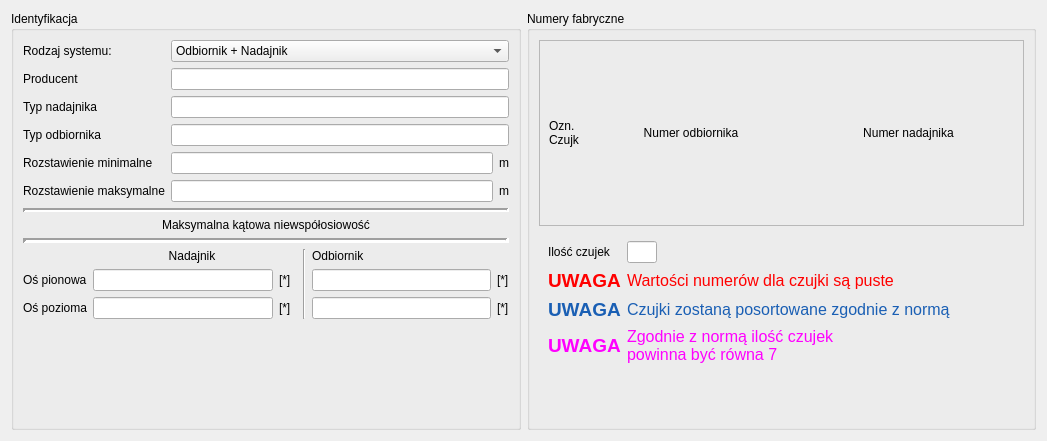
First picture: the form in CzujkiLinioweApp/parametrybadaniaczujkidlg.ui, repository wiacekmarcin/CzujkiLiniowe, before the edit.
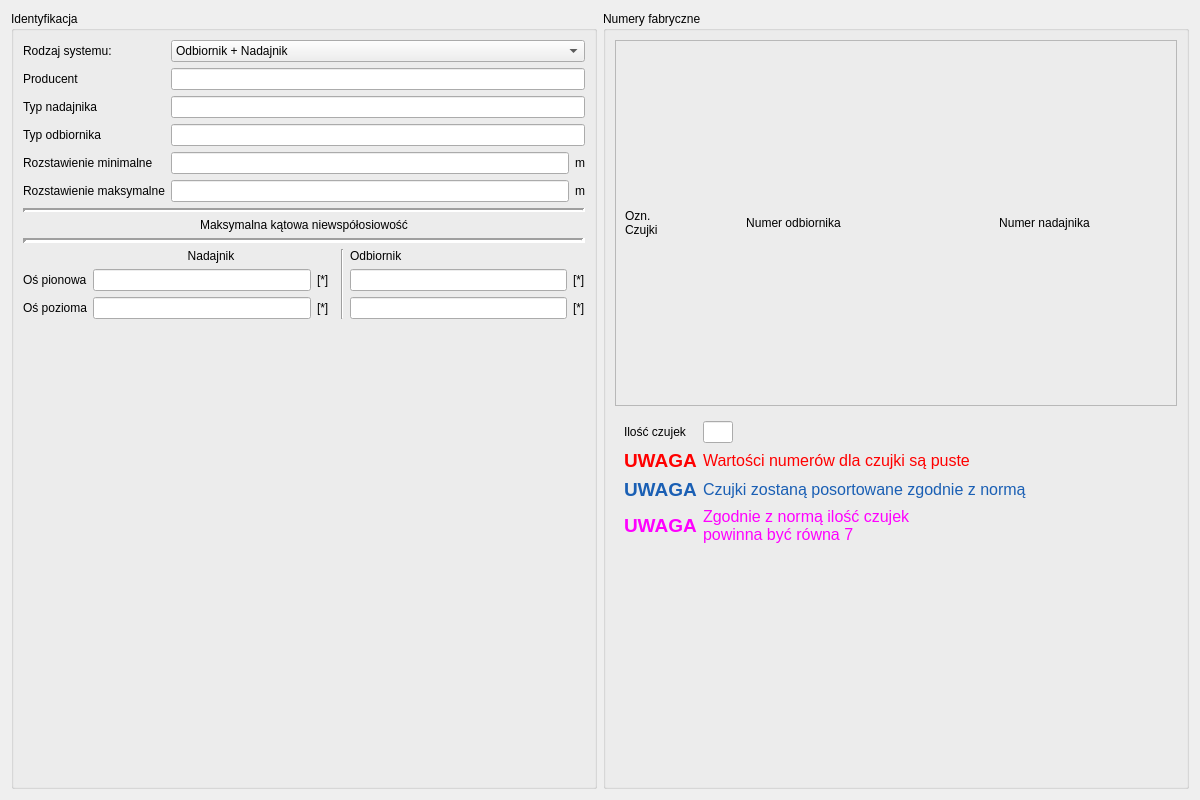
Second picture: the form after the edit.

What changed in the file:
```diff
--- a/CzujkiLinioweApp/parametrybadaniaczujkidlg.ui
+++ b/CzujkiLinioweApp/parametrybadaniaczujkidlg.ui
@@ -6,8 +6,8 @@
    <rect>
     <x>0</x>
     <y>0</y>
-    <width>1047</width>
-    <height>441</height>
+    <width>1200</width>
+    <height>800</height>
    </rect>
   </property>
   <property name="windowTitle">
@@ -279,13 +279,13 @@
           <widget class="QLabel" name="hlp">
            <property name="minimumSize">
             <size>
-             <width>20</width>
-             <height>0</height>
+             <width>40</width>
+             <height>40</height>
             </size>
            </property>
            <property name="maximumSize">
             <size>
-             <width>30</width>
+             <width>40</width>
              <height>16777215</height>
             </size>
            </property>
@@ -297,6 +297,12 @@
          </item>
          <item row="0" column="1">
           <widget class="QLabel" name="hpierwszy">
+           <property name="minimumSize">
+            <size>
+             <width>60</width>
+             <height>20</height>
+            </size>
+           </property>
            <property name="text">
             <string>Numer odbiornika</string>
            </property>
@@ -307,6 +313,12 @@
          </item>
          <item row="0" column="2">
           <widget class="QLabel" name="hdrugi">
+           <property name="minimumSize">
+            <size>
+             <width>60</width>
+             <height>20</height>
+            </size>
+           </property>
            <property name="text">
             <string>Numer nadajnika</string>
            </property>
```
